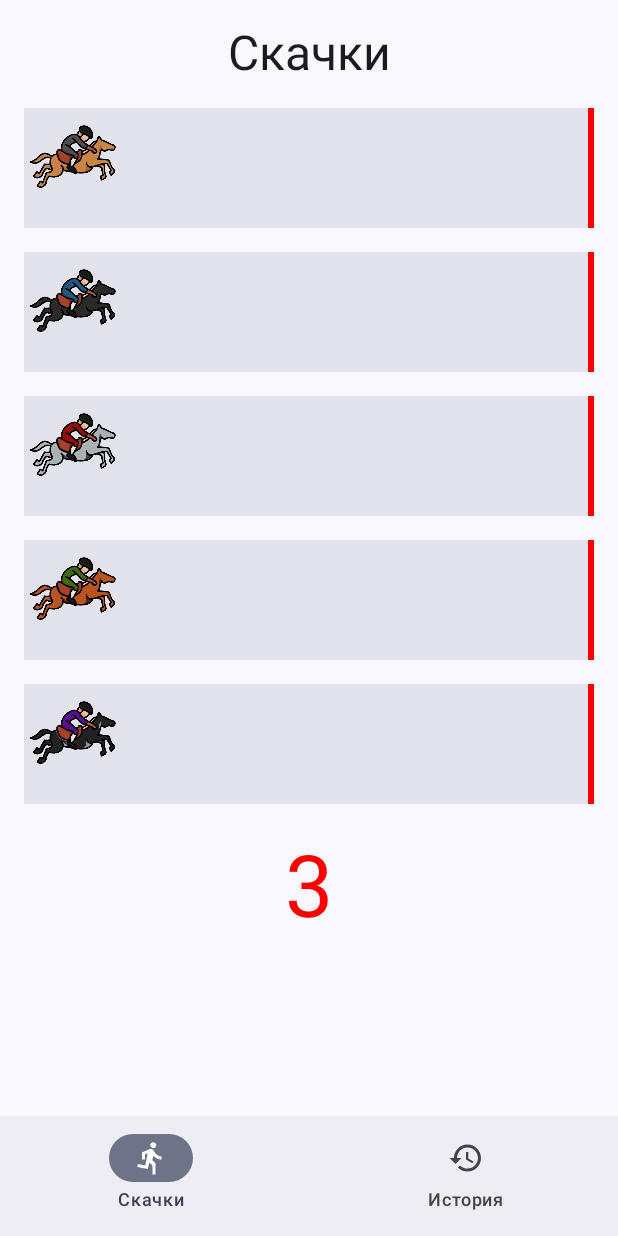
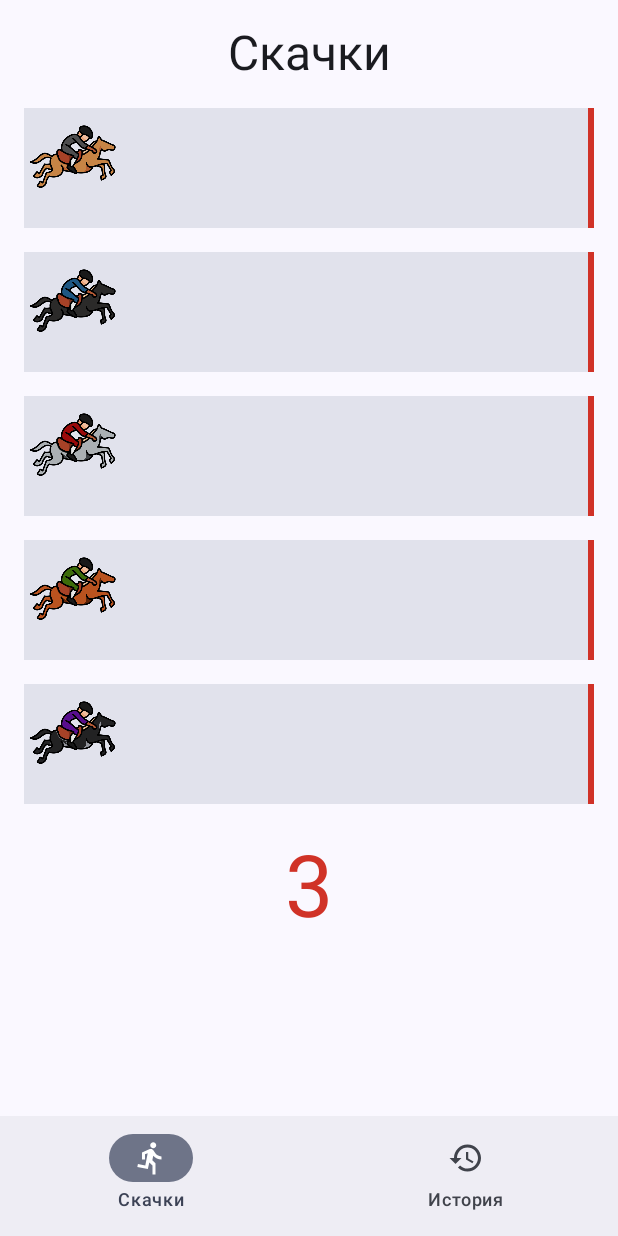
Before and after one commit to OlyaGRZD/RacingApp, an Android app built with Jetpack Compose: the screen it shows after launch (MainActivity), after a tap on "Старт", on a phone screen of 412 x 824 dp. Run offline under Robolectric (Android 15) with nearby library versions, the phone set to English and light mode, and no system bars; our stand-ins replace Dagger/Hilt's generated code, Room's generated code, RxJava.

Commit message:
Изменены цвета

```diff
--- a/app/src/main/java/com/example/racingapp/ui/RaceScreen.kt
+++ b/app/src/main/java/com/example/racingapp/ui/RaceScreen.kt
@@ -1,5 +1,6 @@
 package com.example.racingapp.ui
 
+import android.graphics.ColorMatrix
 import androidx.compose.animation.core.animateFloatAsState
 import androidx.compose.foundation.Image
 import androidx.compose.foundation.background
@@ -15,12 +16,15 @@ import androidx.compose.ui.graphics.Color
 import androidx.compose.ui.platform.LocalConfiguration
 import androidx.compose.ui.platform.LocalContext
 import androidx.compose.ui.res.painterResource
+import androidx.compose.ui.text.font.FontWeight
 import androidx.compose.ui.unit.Dp
 import androidx.compose.ui.unit.dp
 import androidx.lifecycle.viewmodel.compose.viewModel
 import com.example.racingapp.RacingApp
 import com.example.racingapp.data.model.RaceHorse
 import com.example.racingapp.presentation.viewmodel.RaceViewModel
+import com.example.racingapp.ui.theme.Green1
+import com.example.racingapp.ui.theme.Red1
 
 @Composable
 fun RaceScreen() {
@@ -80,7 +84,7 @@ fun RaceScreen() {
                             Text(
                                 text = countdownValue.toString(),
                                 style = MaterialTheme.typography.displayLarge,
-                                color = Color.Red,
+                                color = Red1,
                                 modifier = Modifier.align(Alignment.Center)
                             )
                         }
@@ -89,7 +93,7 @@ fun RaceScreen() {
                             Text(
                                 text = "СТАРТ!",
                                 style = MaterialTheme.typography.displayLarge,
-                                color = Color.Red,
+                                color = Red1,
                                 modifier = Modifier.align(Alignment.Center)
                             )
                         }
@@ -98,7 +102,7 @@ fun RaceScreen() {
                             Text(
                                 text = "Победитель: $winner",
                                 style = MaterialTheme.typography.titleLarge,
-                                color = Color.Green,
+                                color = Green1,
                                 modifier = Modifier.align(Alignment.Center)
                             )
                         }
@@ -160,7 +164,7 @@ fun RaceTrack(
                 .align(Alignment.CenterEnd)
                 .width(4.dp)
                 .fillMaxHeight()
-                .background(Color.Red)
+                .background(Red1)
         )
 
         Image(
@@ -173,7 +177,7 @@ fun RaceTrack(
                     if (isWinner)
                         Modifier
                             .border(3.dp,
-                                Color.Green,
+                                Green1,
                                 shape = MaterialTheme.shapes.small)
                     else Modifier
                 )
--- a/app/src/main/java/com/example/racingapp/ui/theme/Color.kt
+++ b/app/src/main/java/com/example/racingapp/ui/theme/Color.kt
@@ -10,3 +10,5 @@ val Purple40 = Color(0xFF6650a4)
 val PurpleGrey40 = Color(0xFF625b71)
 val Pink40 = Color(0xFF7D5260)
 val Grey = Color(0xFFAFADAD)
+val Green1 = Color(0xFF3BB23F)
+val Red1 = Color(0xFFD03227)
```
